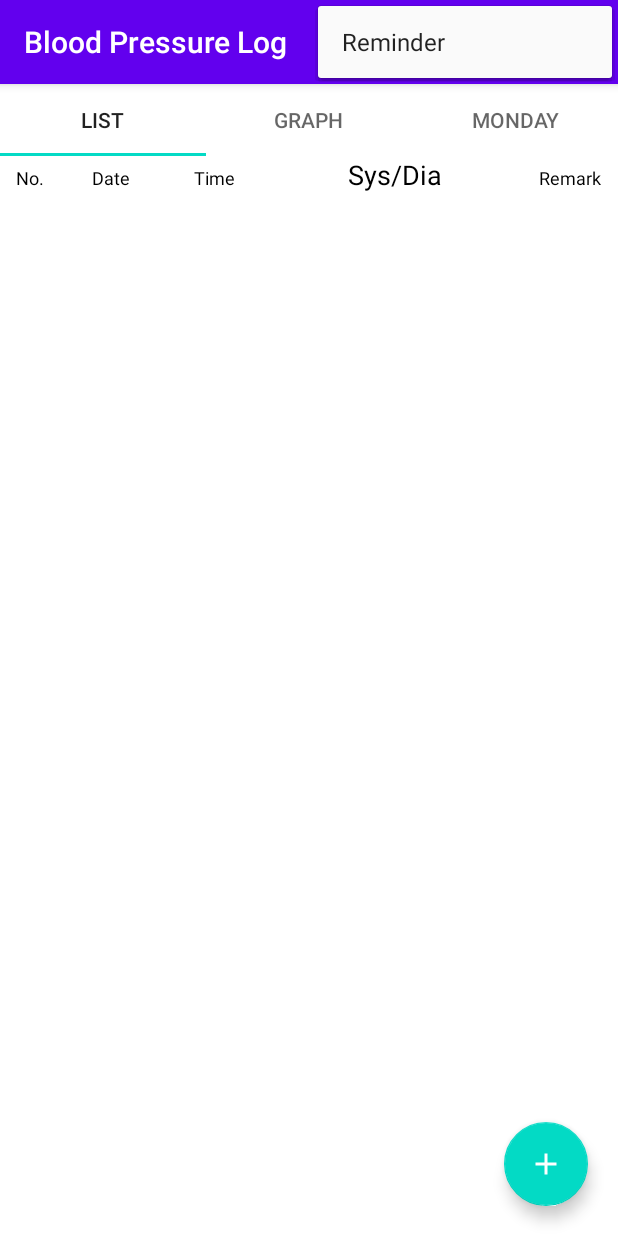
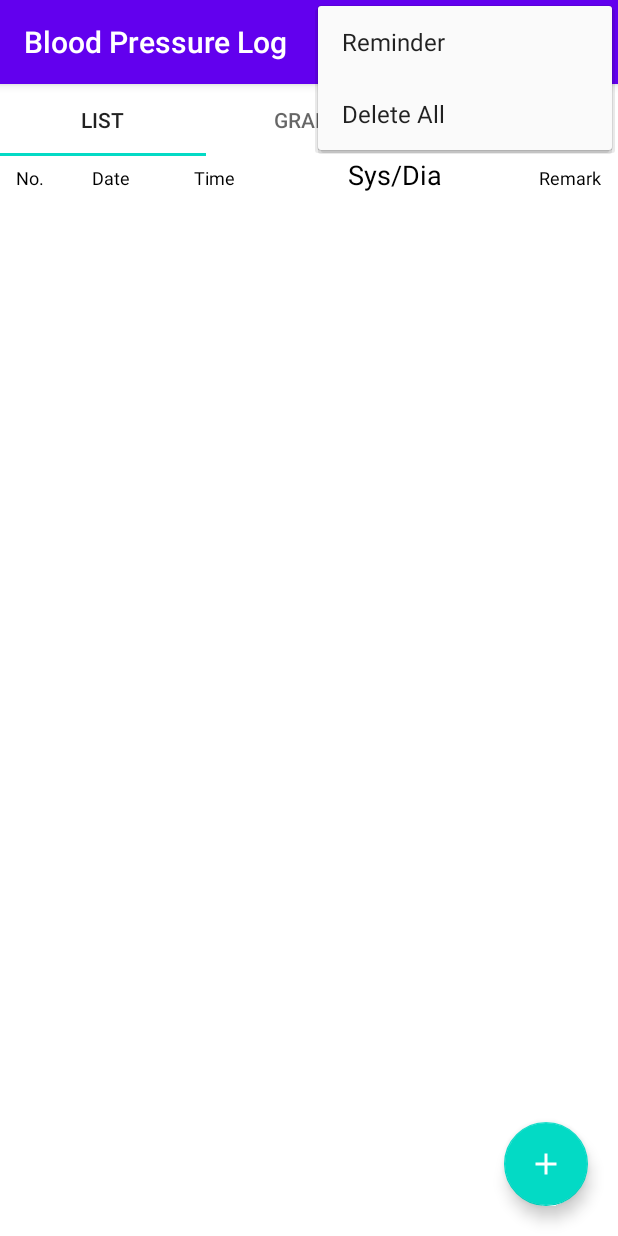
Before and after one commit to yogrival911/Blood-Pressure-Log, an Android app: the screen it shows after launch (MainActivity), with the options menu open, on a phone screen of 412 x 824 dp. Run offline under Robolectric (Android 15) with nearby library versions, the light colour scheme and no system bars; our stand-ins replace Room's generated code.

Commit message:
Blood Pressure Log

```diff
--- a/app/src/main/java/com/example/bloodpressurelog/ListFragment.java
+++ b/app/src/main/java/com/example/bloodpressurelog/ListFragment.java
@@ -6,9 +6,11 @@ import android.view.LayoutInflater;
 import android.view.View;
 import android.view.ViewGroup;
 
+import androidx.annotation.NonNull;
 import androidx.fragment.app.Fragment;
 import androidx.lifecycle.Observer;
 import androidx.lifecycle.ViewModelProviders;
+import androidx.recyclerview.widget.ItemTouchHelper;
 import androidx.recyclerview.widget.LinearLayoutManager;
 import androidx.recyclerview.widget.RecyclerView;
 
@@ -71,7 +73,6 @@ public class ListFragment extends Fragment {
         View view = inflater.inflate(R.layout.fragment_list, container, false);
         recyclerView = view.findViewById(R.id.recyclerView);
         layoutManager = new LinearLayoutManager(getContext());
-        layoutManager.setReverseLayout(true);
         recyclerView.setLayoutManager(layoutManager);
         myAdapter = new MyAdapter(getContext());
         recyclerView.setAdapter(myAdapter);
@@ -84,6 +85,7 @@ public class ListFragment extends Fragment {
             }
         });
 
+
         return view;
     }
 
--- a/app/src/main/java/com/example/bloodpressurelog/MainActivity.java
+++ b/app/src/main/java/com/example/bloodpressurelog/MainActivity.java
@@ -2,6 +2,7 @@ package com.example.bloodpressurelog;
 
 import androidx.annotation.NonNull;
 import androidx.annotation.Nullable;
+import androidx.appcompat.app.AlertDialog;
 import androidx.appcompat.app.AppCompatActivity;
 import androidx.lifecycle.Observer;
 import androidx.lifecycle.ViewModelProviders;
@@ -9,6 +10,7 @@ import androidx.viewpager2.adapter.FragmentStateAdapter;
 import androidx.viewpager2.widget.ViewPager2;
 
 import android.app.Activity;
+import android.content.DialogInterface;
 import android.content.Intent;
 import android.graphics.Canvas;
 import android.graphics.Paint;
@@ -44,6 +46,7 @@ public class MainActivity extends AppCompatActivity {
     private static final int SHOW_FILE =2;
     PdfDocument myPdfDocument;
     List<Uri> uriList;
+    AlertDialog.Builder alertDialogBuilder;
 
     @Override
     protected void onCreate(Bundle savedInstanceState) {
@@ -87,6 +90,24 @@ public class MainActivity extends AppCompatActivity {
         viewPager2.setAdapter(pagerAdapter);
         new TabLayoutMediator(tabLayout, viewPager2, tabConfigurationStrategy).attach();
 
+        alertDialogBuilder = new AlertDialog.Builder(this);
+        alertDialogBuilder.setTitle("Warning");
+        alertDialogBuilder.setMessage("Do you want to delete all records ?");
+        alertDialogBuilder.setPositiveButton("Yes", new DialogInterface.OnClickListener() {
+            @Override
+            public void onClick(DialogInterface dialogInterface, int i) {
+                recordViewModel.deleteAll();
+                Toast.makeText(getApplicationContext(), "All Records Deleted", Toast.LENGTH_SHORT).show();
+            }
+        });
+        alertDialogBuilder.setNegativeButton("No", new DialogInterface.OnClickListener() {
+            @Override
+            public void onClick(DialogInterface dialogInterface, int i) {
+                Toast.makeText(getApplicationContext(),"Cancelled", Toast.LENGTH_SHORT).show();
+            }
+        });
+
+
     }
 
     @Override
@@ -112,6 +133,11 @@ public class MainActivity extends AppCompatActivity {
             case R.id.reminder:
                 Intent remindActivity = new Intent(this, ReminderActivity.class);
                 startActivity(remindActivity);
+                break;
+            case R.id.deleteAll:
+                alertDialogBuilder.create();
+                alertDialogBuilder.show();
+
                 break;
             default:
         }
--- a/app/src/main/java/com/example/bloodpressurelog/RecordDao.java
+++ b/app/src/main/java/com/example/bloodpressurelog/RecordDao.java
@@ -21,6 +21,6 @@ public interface RecordDao {
     @Query("DELETE FROM reading_record")
     void deleteAll();
 
-    @Query("SELECT * FROM reading_record")
+    @Query("SELECT * FROM reading_record ORDER BY time DESC")
     LiveData<List<Record>> getAll();
 }
--- a/app/src/main/res/menu/main_menu.xml
+++ b/app/src/main/res/menu/main_menu.xml
@@ -10,4 +10,7 @@
     <item
         android:id="@+id/reminder"
         android:title="Reminder" />
+    <item
+        android:id="@+id/deleteAll"
+        android:title="Delete All" />
 </menu>
```
Also changed, not shown: app/src/main/java/com/example/bloodpressurelog/MyAdapter.java (+16 -0 lines).
